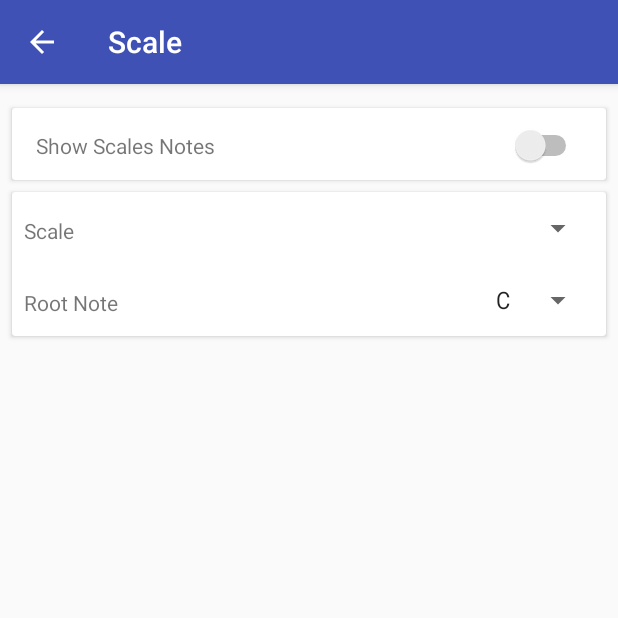
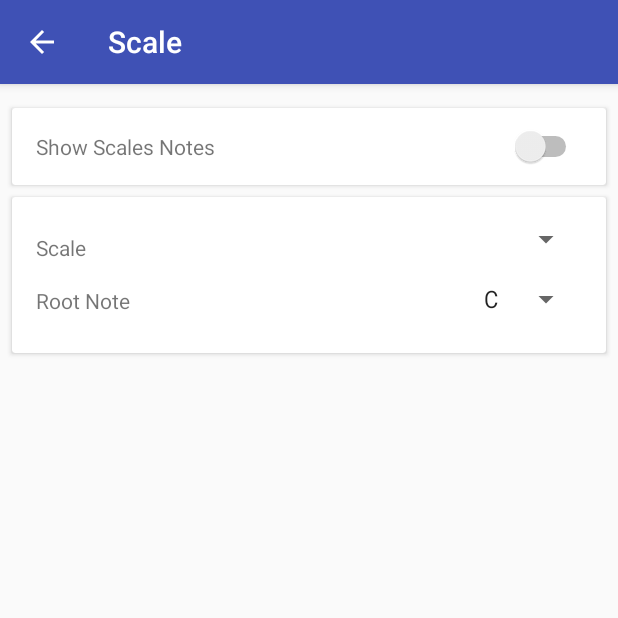
Before and after one commit to jbsohn/SteelSidekick, an Android app: the ScaleActivity screen opened directly, with no data from a screen before it, on a phone screen of 412 x 824 dp, the top half of it. Run offline under Robolectric (Android 15) with nearby library versions, the phone set to English and light mode, and no system bars; libraries missing offline, so code that uses them is left out: com.steelsidekick.sguitar; 10 statements that could not run were skipped.

Commit message:
update scale settings layout

```diff
--- a/Android/app/src/main/res/layout/activity_scale.xml
+++ b/Android/app/src/main/res/layout/activity_scale.xml
@@ -10,7 +10,7 @@
     <android.support.v7.widget.CardView
         android:id="@+id/cardView"
         android:layout_width="0dp"
-        android:layout_height="48dp"
+        android:layout_height="wrap_content"
         android:layout_marginEnd="8dp"
         android:layout_marginStart="8dp"
         android:layout_marginTop="16dp"
@@ -24,20 +24,26 @@
 
             <TextView
                 android:id="@+id/textView4"
-                android:layout_width="wrap_content"
+                android:layout_width="0dp"
                 android:layout_height="wrap_content"
+                android:layout_marginBottom="16dp"
                 android:layout_marginStart="16dp"
-                android:layout_marginTop="15dp"
+                android:layout_marginTop="16dp"
                 android:text="Show Scales Notes"
+                android:textAlignment="viewStart"
+                app:layout_constraintBottom_toBottomOf="parent"
                 app:layout_constraintStart_toStartOf="parent"
-                app:layout_constraintTop_toTopOf="parent" />
+                app:layout_constraintTop_toTopOf="parent"
+                app:layout_constraintVertical_bias="0.0" />
 
             <Switch
                 android:id="@+id/scaleSwitch"
                 android:layout_width="0dp"
                 android:layout_height="wrap_content"
+                android:layout_marginBottom="11dp"
                 android:layout_marginEnd="16dp"
                 android:layout_marginTop="11dp"
+                app:layout_constraintBottom_toBottomOf="parent"
                 app:layout_constraintEnd_toEndOf="parent"
                 app:layout_constraintTop_toTopOf="parent" />
         </android.support.constraint.ConstraintLayout>
@@ -46,10 +52,11 @@
 
     <android.support.v7.widget.CardView
         android:layout_width="0dp"
-        android:layout_height="96dp"
+        android:layout_height="wrap_content"
         android:layout_marginEnd="8dp"
         android:layout_marginStart="8dp"
         android:layout_marginTop="8dp"
+        app:contentPadding="8dp"
         app:layout_constraintEnd_toEndOf="parent"
         app:layout_constraintStart_toStartOf="parent"
         app:layout_constraintTop_toBottomOf="@+id/cardView">
@@ -61,7 +68,7 @@
             <TextView
                 android:id="@+id/textView5"
                 android:layout_width="wrap_content"
-                android:layout_height="32dp"
+                android:layout_height="wrap_content"
                 android:layout_marginStart="8dp"
                 android:layout_marginTop="16dp"
                 android:text="Scale"
@@ -71,10 +78,10 @@
             <Spinner
                 android:id="@+id/scaleSpinner"
                 android:layout_width="wrap_content"
-                android:layout_height="32dp"
+                android:layout_height="wrap_content"
                 android:layout_marginEnd="8dp"
                 android:layout_marginTop="8dp"
-                android:gravity="right"
+                android:gravity="end"
                 app:layout_constraintEnd_toEndOf="parent"
                 app:layout_constraintTop_toTopOf="parent" />
 
@@ -82,20 +89,25 @@
                 android:id="@+id/textView6"
                 android:layout_width="wrap_content"
                 android:layout_height="wrap_content"
+                android:layout_marginBottom="16dp"
                 android:layout_marginStart="8dp"
                 android:layout_marginTop="16dp"
                 android:text="Root Note"
+                app:layout_constraintBottom_toBottomOf="parent"
                 app:layout_constraintStart_toStartOf="parent"
-                app:layout_constraintTop_toBottomOf="@+id/textView5" />
+                app:layout_constraintTop_toBottomOf="@+id/textView5"
+                app:layout_constraintVertical_bias="0.0" />
 
             <Spinner
                 android:id="@+id/rootNoteSpinner"
                 android:layout_width="wrap_content"
-                android:layout_height="32dp"
+                android:layout_height="wrap_content"
+                android:layout_marginBottom="16dp"
                 android:layout_marginEnd="8dp"
                 android:layout_marginTop="16dp"
                 android:entries="@array/notes_array"
-                android:gravity="right"
+                android:gravity="end"
+                app:layout_constraintBottom_toBottomOf="parent"
                 app:layout_constraintEnd_toEndOf="parent"
                 app:layout_constraintTop_toBottomOf="@+id/scaleSpinner" />
         </android.support.constraint.ConstraintLayout>
```
